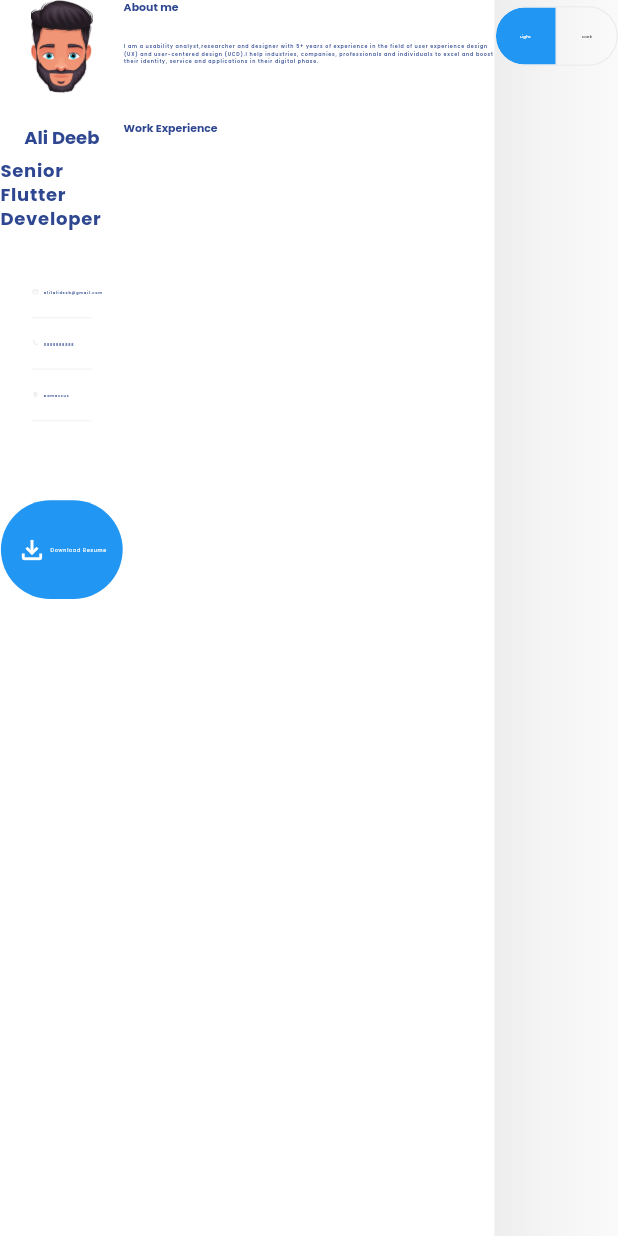
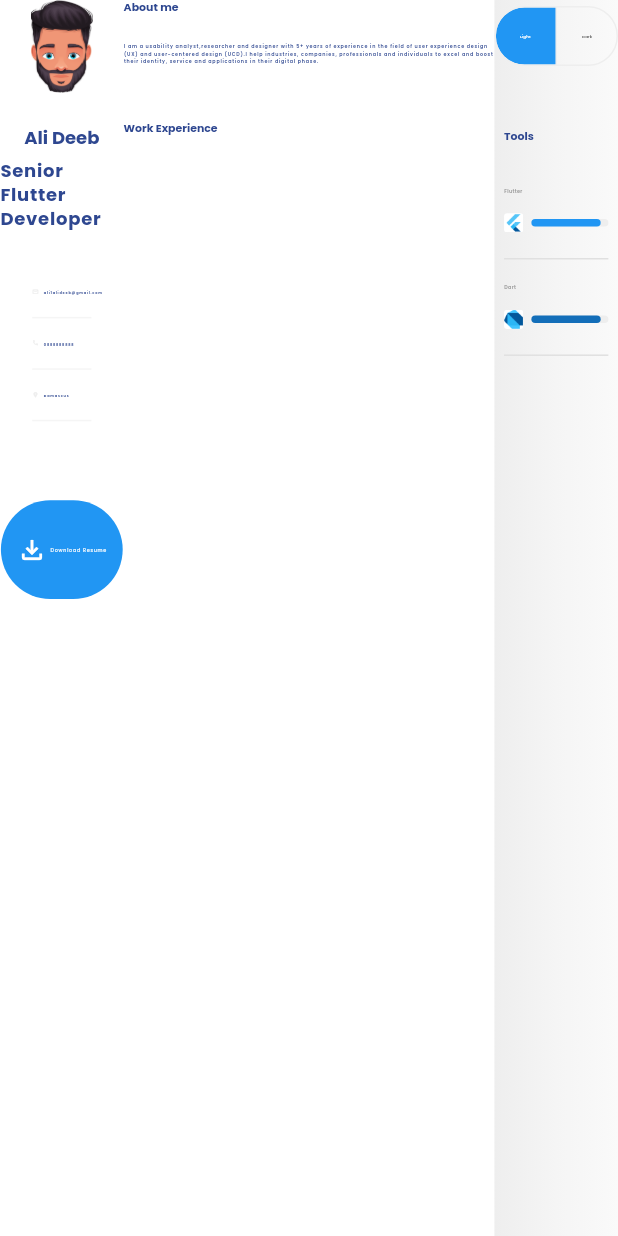
Before and after one commit to AliDeeb/my-portfolio, a Flutter app: the screen it shows after launch, on a phone screen of 412 x 824 dp. Run offline on Flutter 3.47's test engine with Material 3 defaults, Android fonts, the light colour scheme and no system bars; drawn by our look-alikes of flutter_animation_progress_bar; our stand-ins replace flutter_screenutil, google_fonts.

Commit message:
added some of my tools.

```diff
--- a/lib/core/constants/app_constants.dart
+++ b/lib/core/constants/app_constants.dart
@@ -1,3 +1,5 @@
 class AppConstants {
   static const String IMG_PROFILE_IMAGE = "assets/png/man_face.png";
+  static const String IMG_FLUTTER_LOGO = "assets/png/flutter_logo.png";
+  static const String IMG_DART_LOGO = "assets/png/dart_logo.png";
 }
--- /dev/null
+++ b/lib/screens/widgets/tool_widget.dart
@@ -0,0 +1,61 @@
+import 'package:flutter/material.dart';
+import 'package:flutter_animation_progress_bar/flutter_animation_progress_bar.dart';
+import 'package:flutter_screenutil/flutter_screenutil.dart';
+
+import '../../core/constants/app_colors.dart';
+
+class ToolWidget extends StatelessWidget {
+  const ToolWidget({
+    super.key,
+    required this.name,
+    required this.asset,
+    required this.progressColor,
+    required this.progress,
+  });
+
+  final String name;
+  final String asset;
+  final Color progressColor;
+  final double progress;
+
+  @override
+  Widget build(BuildContext context) {
+    return Column(
+      crossAxisAlignment: CrossAxisAlignment.start,
+      children: [
+        Text(
+          name,
+          style: Theme.of(context).textTheme.bodyMedium?.copyWith(
+                color: Colors.grey,
+                fontWeight: FontWeight.w600,
+              ),
+        ),
+        15.verticalSpace,
+        Row(
+          children: [
+            ClipRRect(
+              borderRadius: BorderRadius.circular(10.r),
+              child: SizedBox(
+                width: 60.w,
+                height: 60.w,
+                child: Image.asset(
+                  asset,
+                ),
+              ),
+            ),
+            25.horizontalSpace,
+            Expanded(
+              child: FAProgressBar(
+                currentValue: progress,
+                size: 5,
+                backgroundColor: AppColors.greyColor200,
+                progressColor: progressColor,
+              ),
+            ),
+          ],
+        ),
+        Divider(color: Colors.grey.shade300, height: 35),
+      ],
+    );
+  }
+}
--- a/lib/screens/widgets/tools_widget.dart
+++ b/lib/screens/widgets/tools_widget.dart
@@ -1,8 +1,10 @@
 import 'package:flutter/material.dart';
 import 'package:flutter_screenutil/flutter_screenutil.dart';
 
+import '../../core/constants/app_constants.dart';
 import '../../core/theme/custom_theme_colors.dart';
 import 'theme_switcher.dart';
+import 'tool_widget.dart';
 
 class ToolsWidget extends StatefulWidget {
   const ToolsWidget({super.key});
@@ -16,12 +18,42 @@ class _ToolsWidgetState extends State<ToolsWidget> {
   Widget build(BuildContext context) {
     final gradient =
         Theme.of(context).extension<CustomThemeColors>()?.toolsSectionGradient;
+    final color = Theme.of(context).extension<CustomThemeColors>()?.textColor;
     return Container(
       height: 1.sh,
       decoration: BoxDecoration(gradient: gradient),
-      child: const Column(
+      child: Column(
         children: [
-          ThemeSwitcher(),
+          const ThemeSwitcher(),
+          50.verticalSpace,
+          Padding(
+            padding: EdgeInsets.symmetric(horizontal: 30.w),
+            child: Column(
+              crossAxisAlignment: CrossAxisAlignment.start,
+              children: [
+                Text(
+                  "Tools",
+                  style: Theme.of(context).textTheme.headlineMedium?.copyWith(
+                        fontWeight: FontWeight.bold,
+                        color: color,
+                      ),
+                ),
+                40.verticalSpace,
+                const ToolWidget(
+                  name: "Flutter",
+                  asset: AppConstants.IMG_FLUTTER_LOGO,
+                  progressColor: Colors.blue,
+                  progress: 90,
+                ),
+                const ToolWidget(
+                  name: "Dart",
+                  asset: AppConstants.IMG_DART_LOGO,
+                  progressColor: Color(0xFF136EB9),
+                  progress: 90,
+                ),
+              ],
+            ),
+          ),
         ],
       ),
     );
--- a/pubspec.yaml
+++ b/pubspec.yaml
@@ -37,6 +37,7 @@ dependencies:
   google_fonts: ^6.2.1
   flutter_screenutil: ^5.9.3
   provider: ^6.1.2
+  flutter_animation_progress_bar: ^2.3.1
 
 dev_dependencies:
   flutter_test:
```
Also changed, not shown: assets/png/dart_logo.png (added), assets/png/flutter_logo.png (added), pubspec.lock.
